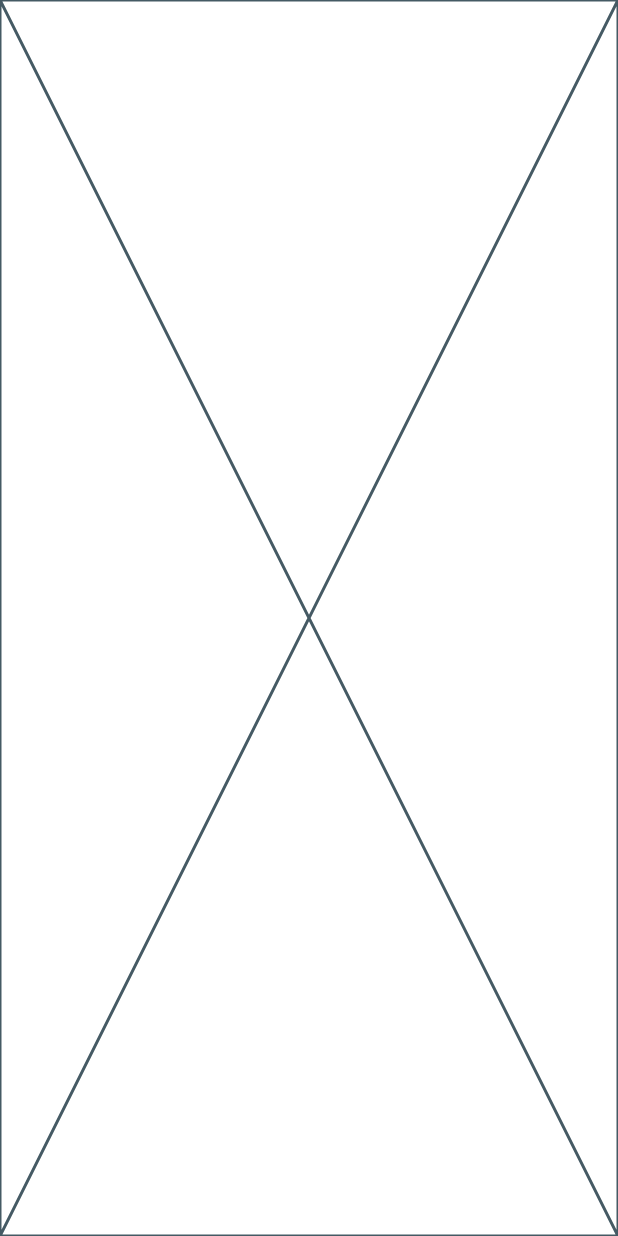
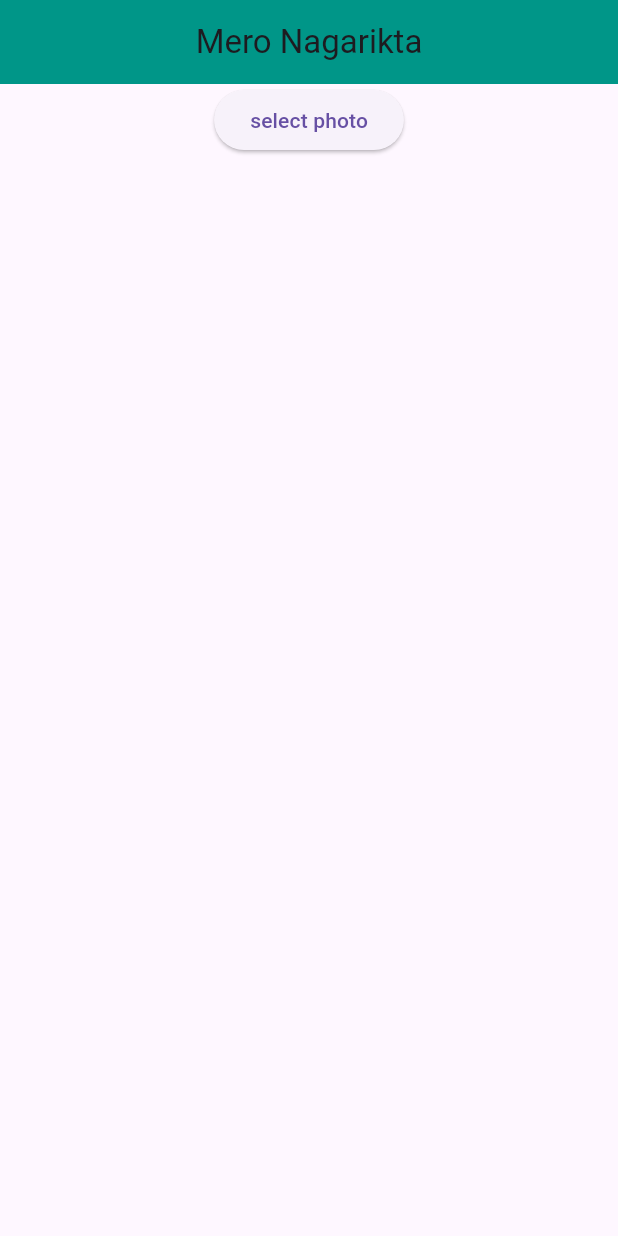
Before and after one commit to ashishsapkota1/MeroNagarikta, a Flutter app: the screen it shows after launch, on a phone screen of 412 x 824 dp. Run offline on Flutter 3.47's test engine with Material 3 defaults, Android fonts, the phone set to English and light mode, and no system bars; our stand-ins replace image_picker.

```diff
--- a/lib/main.dart
+++ b/lib/main.dart
@@ -1,5 +1,5 @@
 import 'package:flutter/material.dart';
-import 'package:major_project/view.dart';
+import 'package:major_project/view/home_screen.dart';
 
 void main() {
   runApp(const MyApp());
@@ -12,6 +12,7 @@ class MyApp extends StatelessWidget {
   Widget build(BuildContext context) {
     return const MaterialApp(
       home: HomeScreen(),
+      debugShowCheckedModeBanner: false,
     );
   }
 }
--- /dev/null
+++ b/lib/model/nagarikta.dart
@@ -0,0 +1,29 @@
+import 'dart:core';
+
+class Nagarikta {
+  String? name;
+  String? address;
+  String? doB;
+  String? fatherName;
+  String? motherName;
+  String? dateOfIssue;
+  String? spouseName;
+
+  Nagarikta(
+      {this.name,
+      this.address,
+      this.doB,
+      this.fatherName,
+      this.motherName,
+      this.dateOfIssue,
+      this.spouseName});
+
+
+  factory Nagarikta.fromMap(Map<String, dynamic> map){
+    return Nagarikta(
+      name: map['name'],
+      address: map['address'],
+    //   remaining map from response
+    );
+  }
+}
--- /dev/null
+++ b/lib/res/app_url.dart
@@ -0,0 +1,5 @@
+class AppUrl {
+  static var baseUrl = '';
+  static var postUrl = '$baseUrl/';
+  static var getUrl = '$baseUrl/';
+}
--- a/lib/view.dart
+++ /dev/null
@@ -1,15 +0,0 @@
-import 'package:flutter/material.dart';
-
-class HomeScreen extends StatefulWidget {
-  const HomeScreen({super.key});
-
-  @override
-  State<HomeScreen> createState() => _HomeScreenState();
-}
-
-class _HomeScreenState extends State<HomeScreen> {
-  @override
-  Widget build(BuildContext context) {
-    return const Placeholder();
-  }
-}
--- /dev/null
+++ b/lib/view/home_screen.dart
@@ -0,0 +1,66 @@
+import 'dart:convert';
+import 'dart:io';
+
+import 'package:flutter/material.dart';
+import 'package:image_picker/image_picker.dart';
+
+import '../res/app_url.dart';
+
+class HomeScreen extends StatefulWidget {
+  const HomeScreen({super.key});
+
+  @override
+  State<HomeScreen> createState() => _HomeScreenState();
+}
+
+class _HomeScreenState extends State<HomeScreen> {
+
+  File? _image;
+
+  Future _pickImage() async {
+    final ImagePicker picker = ImagePicker();
+    XFile? pickedImage = await picker.pickImage(source: ImageSource.gallery);
+    setState(() {
+      if (pickedImage == null) {
+        print("No photo Selected");
+      } else {
+        _image = File(pickedImage.path);
+      }
+    });
+  }
+
+  Future<void> uploadPhoto() async {
+    try {
+      List<int> imageBytes = _image!.readAsBytesSync();
+      String base64Image = base64Encode(imageBytes);
+
+      Map<String, dynamic> requestData = {'image' :base64Image};
+      final url = AppUrl.postUrl;
+
+    }catch(e){
+
+    }
+  }
+
+  @override
+  Widget build(BuildContext context) {
+    return Scaffold(
+      appBar: AppBar(
+        backgroundColor: Colors.teal,
+        title: const Text('Mero Nagarikta'),
+        centerTitle: true,
+      ),
+      body: Column(
+        children: [
+          Center(
+              child: ElevatedButton(
+                  onPressed: () {
+                    _pickImage();
+                  },
+                  child: const Text('select photo')))
+        ],
+      ),
+    );
+  }
+
+}
--- a/pubspec.yaml
+++ b/pubspec.yaml
@@ -35,8 +35,8 @@ dependencies:
   # The following adds the Cupertino Icons font to your application.
   # Use with the CupertinoIcons class for iOS style icons.
   cupertino_icons: ^1.0.2
-  fluttertoast: ^8.2.4
   http: ^1.2.0
+  image_picker: ^1.0.7
 
 dev_dependencies:
   flutter_test:
```
Also changed, not shown: pubspec.lock, 5 other files.
